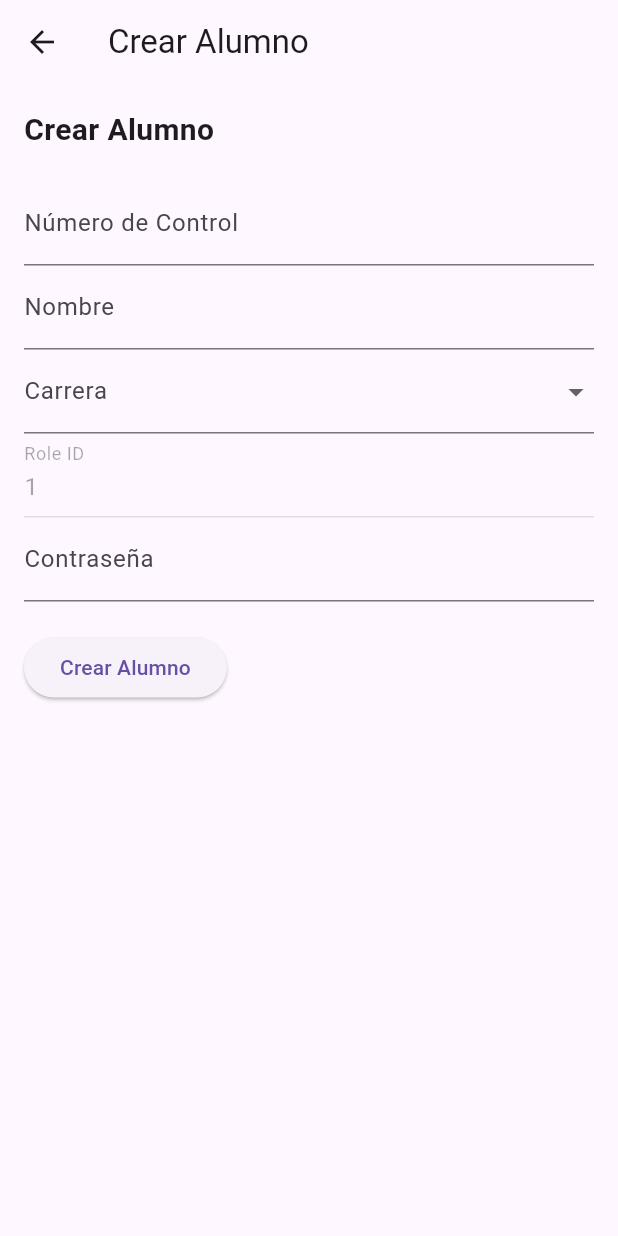
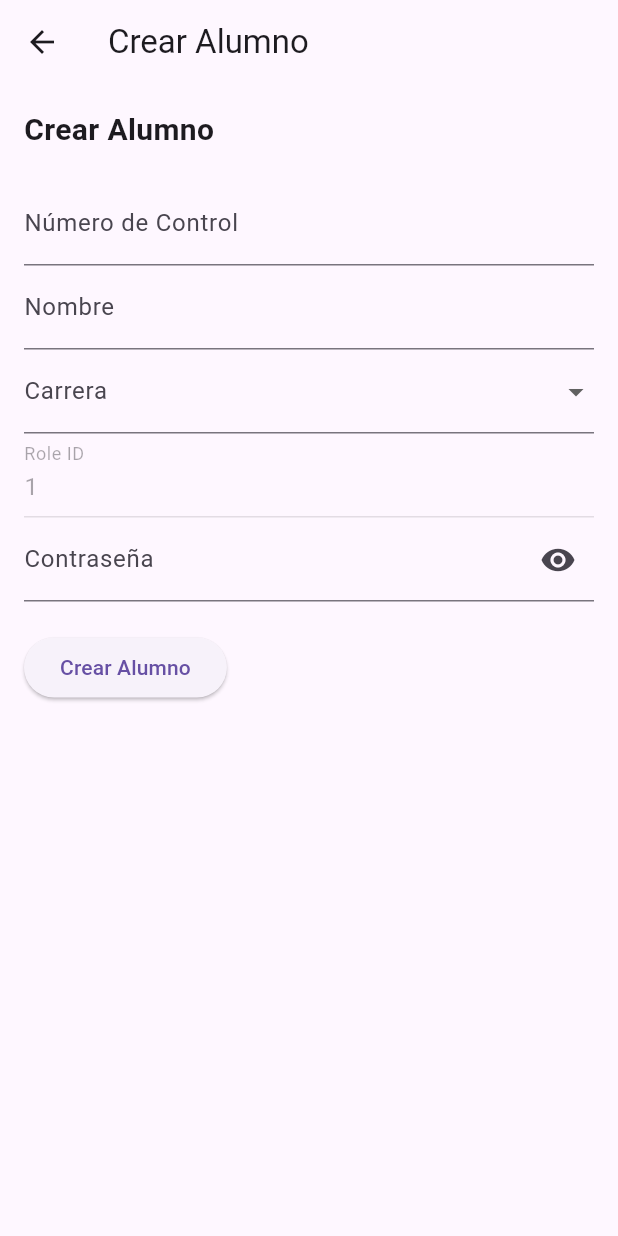
Before and after one commit to AngellEstebane/present_now, a Flutter app: the CrearAlumno screen opened directly, on a phone screen of 412 x 824 dp. Run offline on Flutter 3.47's test engine with Material 3 defaults, Android fonts, the phone set to English and light mode, and no system bars; our stand-ins replace flutter_secure_storage, geolocator, shared_preferences; accounts and stored records are empty.

Commit message:
#control y rfc: -No pueden dar espacio -Al introducir datos automaticamente se vuelven en mayúsculas
Contrseña:
-Puede ser visible al presionar el botón

```diff
--- a/lib/admin/inicio_administrador.dart
+++ b/lib/admin/inicio_administrador.dart
@@ -1,6 +1,10 @@
 import 'package:flutter/material.dart';
+import 'package:flutter/services.dart';
 import 'package:http/http.dart' as http;
 import 'dart:convert';
+
+import 'package:present_now/admin/filtros.dart';
+import 'package:provider/provider.dart';
 
 void main() {
   runApp(MyApp());
@@ -149,7 +153,9 @@ class _CrearAlumnoState extends State<CrearAlumno> {
 
   @override
   Widget build(BuildContext context) {
-    return Scaffold(
+    return ChangeNotifierProvider(
+      create: (_) => PasswordVisibilityToggle(),
+      child: Scaffold(
         appBar: AppBar(
           title: Text('Crear Alumno'),
         ),
@@ -158,22 +164,26 @@ class _CrearAlumnoState extends State<CrearAlumno> {
           child: Column(
             crossAxisAlignment: CrossAxisAlignment.start,
             children: [
-            Text(
+              const Text(
                 'Crear Alumno',
                 style: TextStyle(fontSize: 20, fontWeight: FontWeight.bold),
               ),
-            SizedBox(height: 20),
+              const SizedBox(height: 20),
               TextField(
                 controller: numeroControlController,
-              decoration: InputDecoration(labelText: 'Número de Control'),
+                decoration: const InputDecoration(labelText: 'Número de Control'),
+                inputFormatters: [
+                  FilteringTextInputFormatter.deny(RegExp(r'\s')),
+                  UpperCaseTextInputFormatter(),
+                ],
               ),
               TextField(
                 controller: nombreController,
-              decoration: InputDecoration(labelText: 'Nombre'),
+                decoration: const InputDecoration(labelText: 'Nombre'),
               ),
               DropdownButtonFormField<String>(
                 value: carreraSeleccionada,
-              decoration: InputDecoration(labelText: 'Carrera'),
+                decoration: const InputDecoration(labelText: 'Carrera'),
                 items: carreras.map((String carrera) {
                   return DropdownMenuItem<String>(
                     value: carrera,
@@ -188,21 +198,36 @@ class _CrearAlumnoState extends State<CrearAlumno> {
               ),
               TextField(
                 controller: roleIdController,
-              decoration: InputDecoration(labelText: 'Role ID'),
+                decoration: const InputDecoration(labelText: 'Role ID'),
                 keyboardType: TextInputType.number,
                 enabled: false,
               ),
-            TextField(
+              Consumer<PasswordVisibilityToggle>(
+                builder: (context, passwordVisibility, child) {
+                  return TextField(
                     controller: contrasenaController,
-              decoration: InputDecoration(labelText: 'Contraseña'),
-              obscureText: true,
+                    decoration: InputDecoration(
+                        labelText: 'Contraseña',
+                        suffixIcon: IconButton(
+                          icon: Icon(
+                            passwordVisibility.obscureText
+                                ? Icons.visibility
+                                : Icons.visibility_off,
                           ),
-            SizedBox(height: 20),
+                          onPressed:
+                              passwordVisibility.togglePasswordVisibility,
+                        )),
+                    obscureText: passwordVisibility.obscureText,
+                  );
+                },
+              ),
+              const SizedBox(height: 20),
               ElevatedButton(
                 onPressed: _crearAlumno,
-              child: Text('Crear Alumno'),
+                child: const Text('Crear Alumno'),
               ),
             ],
+          ),
         ),
       ),
     );
@@ -283,7 +308,9 @@ class _CrearMaestroState extends State<CrearMaestro> {
 
   @override
   Widget build(BuildContext context) {
-    return Scaffold(
+    return ChangeNotifierProvider(
+      create: (_) => PasswordVisibilityToggle(),
+      child: Scaffold(
         appBar: AppBar(
           title: Text('Crear Maestro'),
         ),
@@ -300,6 +327,10 @@ class _CrearMaestroState extends State<CrearMaestro> {
               TextField(
                 controller: rfcController,
                 decoration: InputDecoration(labelText: 'RFC'),
+                inputFormatters: [
+                  FilteringTextInputFormatter.deny(RegExp(r'\s')),
+                  UpperCaseTextInputFormatter(),
+                ],
               ),
               TextField(
                 controller: nombreController,
@@ -310,10 +341,24 @@ class _CrearMaestroState extends State<CrearMaestro> {
                 decoration: InputDecoration(labelText: 'Departamento ID'),
                 keyboardType: TextInputType.number,
               ),
-            TextField(
+              Consumer<PasswordVisibilityToggle>(
+                builder: (context, passwordVisibility, child) {
+                  return TextField(
                     controller: contrasenaController,
-              decoration: InputDecoration(labelText: 'Contraseña'),
-              obscureText: true,
+                    decoration: InputDecoration(
+                        labelText: 'Contraseña',
+                        suffixIcon: IconButton(
+                          icon: Icon(
+                            passwordVisibility.obscureText
+                                ? Icons.visibility
+                                : Icons.visibility_off,
+                          ),
+                          onPressed:
+                              passwordVisibility.togglePasswordVisibility,
+                        )),
+                    obscureText: passwordVisibility.obscureText,
+                  );
+                },
               ),
               TextField(
                 controller: TextEditingController(text: '2'),
@@ -328,6 +373,7 @@ class _CrearMaestroState extends State<CrearMaestro> {
             ],
           ),
         ),
+      ),
     );
   }
 }
```
Lines whose indentation alone changed are shown as unchanged.
